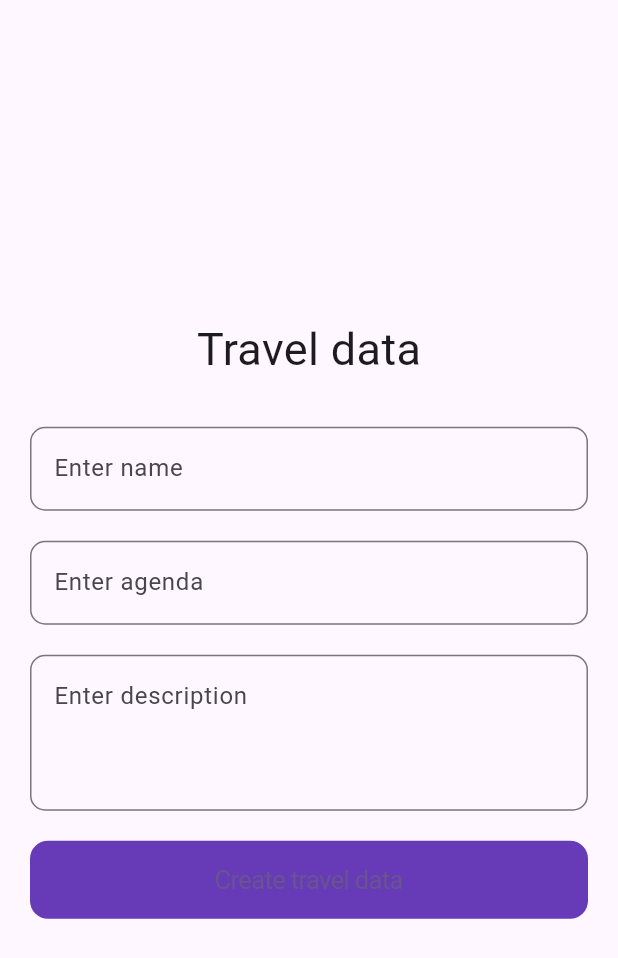
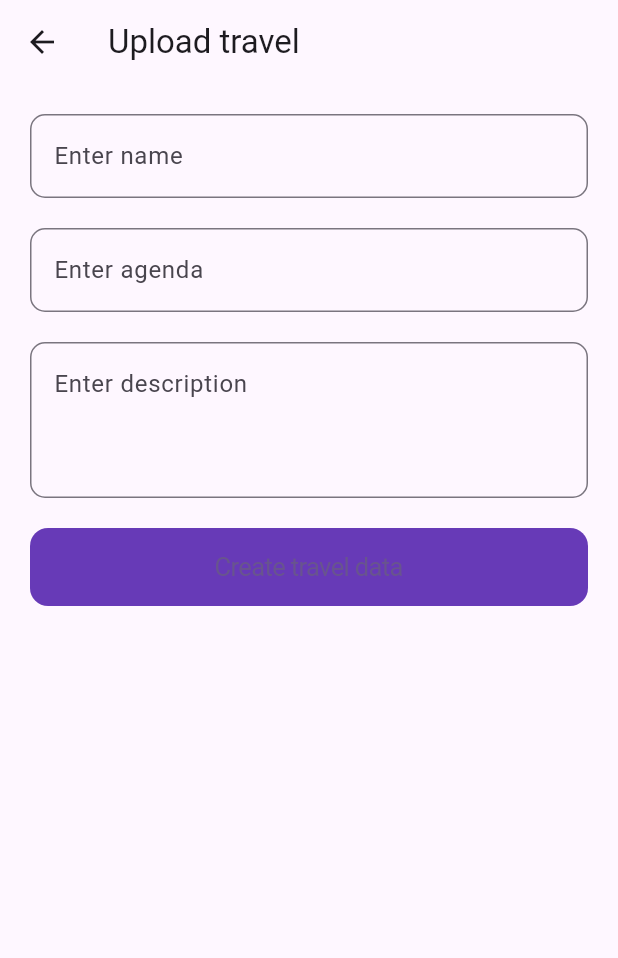
Before and after one commit to Pradeeptharu100/assesment-majjako-deals, a Flutter app: the UploadTravelScreen screen opened directly, on a phone screen of 412 x 824 dp. Shown: the top 958 px of the screen. Run offline on Flutter 3.47's test engine with Material 3 defaults, Android fonts, the phone set to English and light mode, and no system bars; our stand-ins replace cached_network_image, dio, flutter_screenutil, get, logger; network calls fail.

Commit message:
back button added

```diff
--- a/lib/features/dashboard/screens/travel_detail_screen.dart
+++ b/lib/features/dashboard/screens/travel_detail_screen.dart
@@ -11,6 +11,7 @@ class TravelDetailScreen extends StatelessWidget {
   Widget build(BuildContext context) {
     return Scaffold(
       appBar: AppBar(
+
         title: const Text('Travel Detail Screen'),
       ),
       body: Obx(() {
--- a/lib/features/dashboard/screens/upload_travel_screen.dart
+++ b/lib/features/dashboard/screens/upload_travel_screen.dart
@@ -17,19 +17,16 @@ class UploadTravelScreen extends StatelessWidget {
   Widget build(BuildContext context) {
     logger.d('Login access token : ${loginScreenController.loginData}');
     return Scaffold(
+      appBar: AppBar(
+        title: const Text('Upload travel'),
+      ),
       body: Form(
         child: Center(
           child: SafeArea(
             child: Padding(
               padding: const EdgeInsets.all(20.0),
               child: Column(
-                mainAxisAlignment: MainAxisAlignment.center,
                 children: [
-                  const Text(
-                    'Travel data',
-                    style: TextStyle(fontSize: 30),
-                  ),
-                  const SizedBox(height: 30),
                   TextFormField(
                     autovalidateMode: AutovalidateMode.onUserInteraction,
                     controller: controller.nameController,
```
